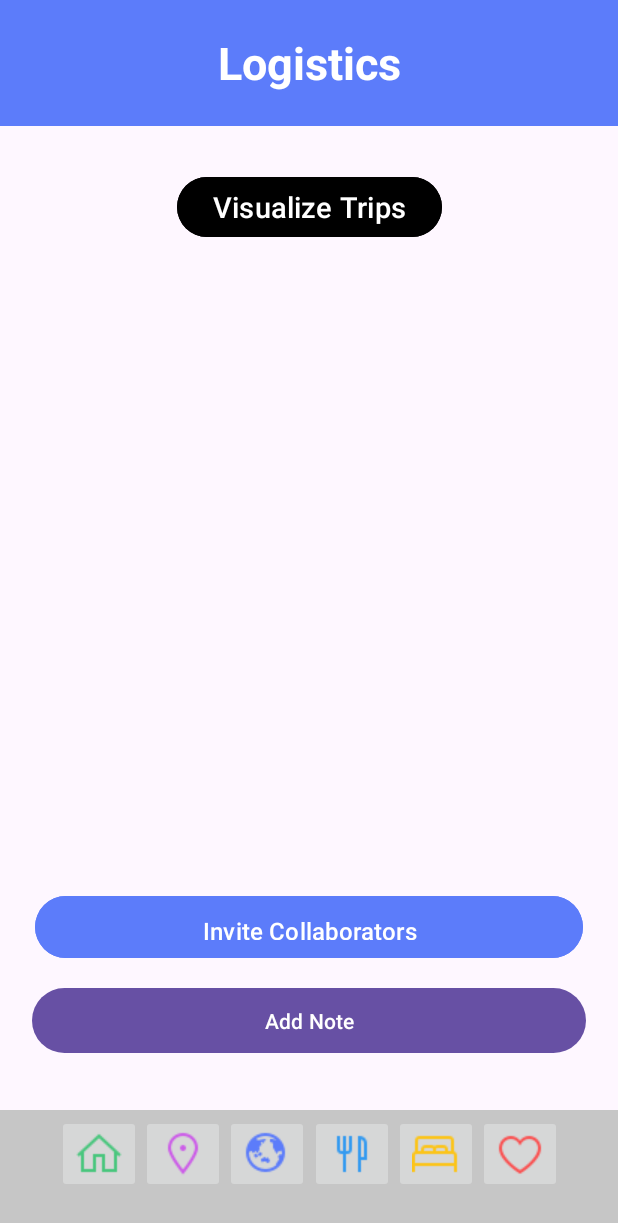
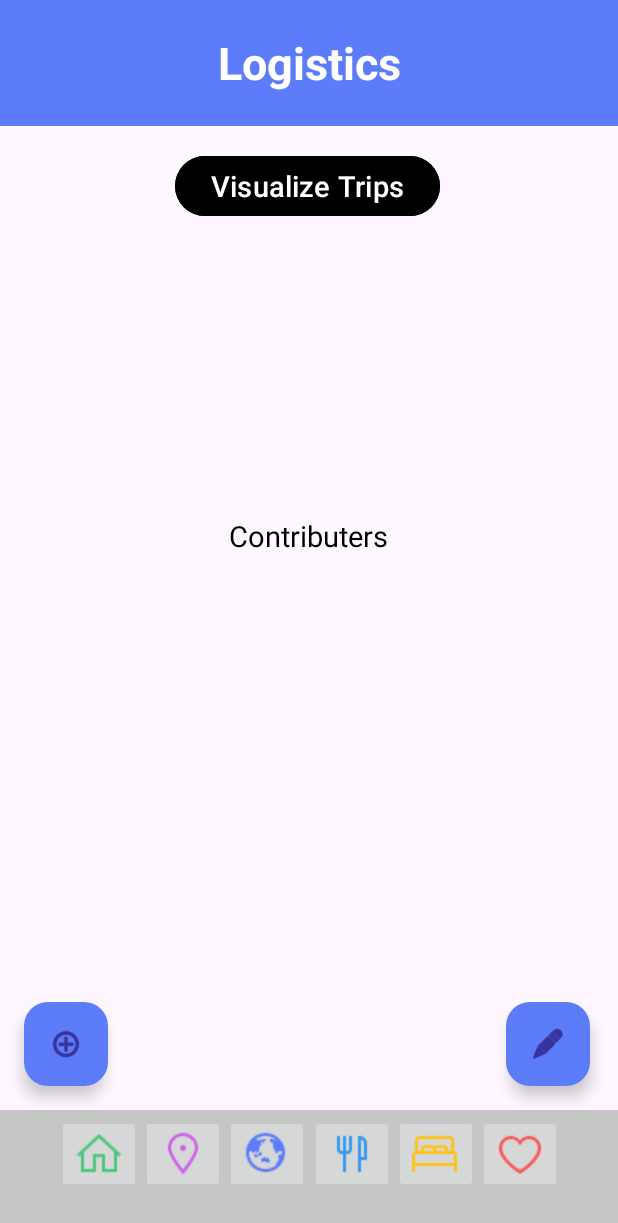
Before and after one commit to tnittala/CS2340C_Team15, an Android app: the Logistics screen opened directly, with no data from a screen before it, on a phone screen of 412 x 824 dp. Shown: the top 1223 px of the screen. Run offline under Robolectric (Android 15) with nearby library versions, the phone set to English and light mode, and no system bars; our stand-ins replace Firebase (no records; nobody signed in at launch, a user with empty details on screens opened directly); libraries missing offline, so code that uses them is left out: com.github.mikephil.charting; plain views replace BarChart; 3 statements that could not run were skipped.

Commit message:
Update activity_logistics.xml

```diff
--- a/Project/2340Project/app/src/main/res/layout/activity_logistics.xml
+++ b/Project/2340Project/app/src/main/res/layout/activity_logistics.xml
@@ -45,38 +45,35 @@
         android:id="@+id/button_tripgraph"
         android:layout_width="wrap_content"
         android:layout_height="wrap_content"
-        android:layout_marginTop="30dp"
+        android:layout_marginTop="16dp"
+        android:backgroundTint="@color/black"
         android:text="Visualize Trips"
         android:textSize="19sp"
         app:layout_constraintEnd_toEndOf="parent"
+        app:layout_constraintHorizontal_bias="0.497"
         app:layout_constraintStart_toStartOf="parent"
-        app:layout_constraintTop_toBottomOf="@+id/logisticsTitle"
-        android:backgroundTint="@color/black"
-        />
+        app:layout_constraintTop_toBottomOf="@+id/logisticsTitle" />
 
-    <Button
+    <com.google.android.material.floatingactionbutton.FloatingActionButton
         android:id="@+id/inviteButton"
-        android:layout_width="365dp"
-        android:layout_height="49dp"
-        android:layout_marginBottom="12dp"
-        android:backgroundTint="#5C7CFA"
-        android:padding="12dp"
-        android:text="Invite Collaborators"
-        android:textColor="@color/white"
-        android:textSize="16sp"
-        app:layout_constraintBottom_toTopOf="@+id/addNoteButton"
+        android:layout_width="wrap_content"
+        android:layout_height="wrap_content"
+        android:clickable="true"
+        app:backgroundTint="#5C7CFA"
+        app:layout_constraintBottom_toTopOf="@+id/dashboard"
         app:layout_constraintEnd_toEndOf="parent"
+        app:layout_constraintHorizontal_bias="0.045"
         app:layout_constraintStart_toStartOf="parent"
-        app:layout_constraintTop_toBottomOf="@+id/barChart"
-        app:layout_constraintVertical_bias="1.0" />
+        app:layout_constraintTop_toBottomOf="@+id/textView"
+        app:layout_constraintVertical_bias="0.948"
+        app:srcCompat="@android:drawable/ic_menu_add" />
 
     <com.github.mikephil.charting.charts.BarChart
         android:id="@+id/barChart"
-        android:layout_width="210dp"
-        android:layout_height="302dp"
+        android:layout_width="189dp"
+        android:layout_height="157dp"
         android:layout_marginTop="16dp"
         app:layout_constraintEnd_toEndOf="parent"
-        app:layout_constraintHorizontal_bias="0.497"
         app:layout_constraintStart_toStartOf="parent"
         app:layout_constraintTop_toBottomOf="@+id/button_tripgraph">
 
@@ -160,16 +157,34 @@
         app:srcCompat="@drawable/community" />
 
     <!-- Button for adding a note -->
-    <Button
+
+    <com.google.android.material.floatingactionbutton.FloatingActionButton
         android:id="@+id/addNoteButton"
-        android:layout_width="369dp"
-        android:layout_height="51dp"
-        android:text="Add Note"
+        android:layout_width="wrap_content"
+        android:layout_height="wrap_content"
+        android:clickable="true"
+        app:backgroundTint="#5C7CFA"
         app:layout_constraintBottom_toTopOf="@+id/dashboard"
         app:layout_constraintEnd_toEndOf="parent"
+        app:layout_constraintHorizontal_bias="0.934"
+        app:layout_constraintStart_toEndOf="@+id/inviteButton"
+        app:layout_constraintTop_toBottomOf="@+id/textView"
+        app:layout_constraintVertical_bias="0.948"
+        app:srcCompat="@android:drawable/ic_menu_edit" />
+
+    <TextView
+        android:id="@+id/textView"
+        android:layout_width="wrap_content"
+        android:layout_height="wrap_content"
+        android:text="Contributers"
+        android:textColor="#000000"
+        android:textSize="19sp"
+        app:layout_constraintBottom_toTopOf="@+id/dashboard"
+        app:layout_constraintEnd_toEndOf="parent"
+        app:layout_constraintHorizontal_bias="0.498"
         app:layout_constraintStart_toStartOf="parent"
         app:layout_constraintTop_toBottomOf="@+id/barChart"
-        app:layout_constraintVertical_bias="0.836" />
+        app:layout_constraintVertical_bias="0.058" />
 
 
 </androidx.constraintlayout.widget.ConstraintLayout>
```
